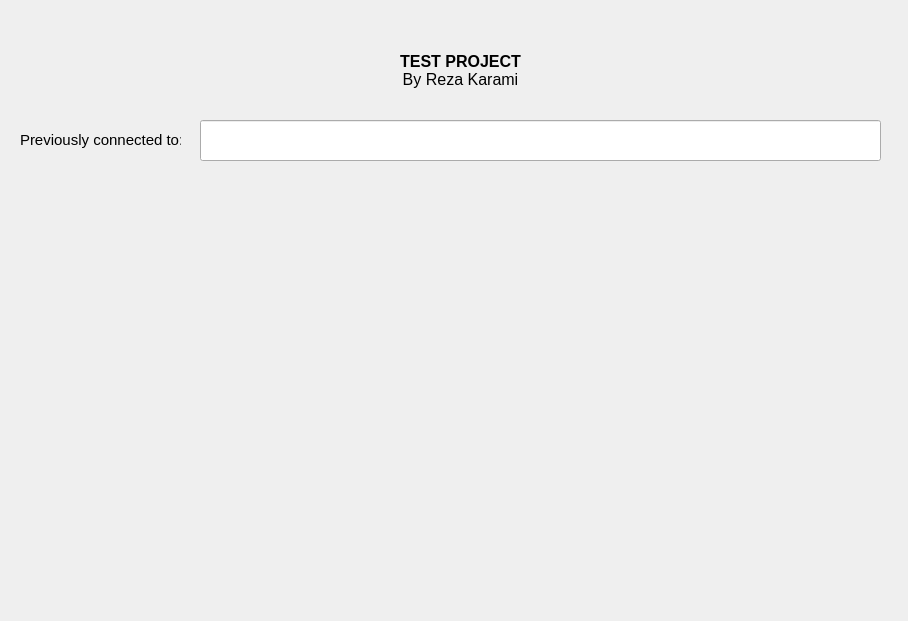
RezaKarami70/softwareDevelopmentUsingPython, file MainWindow.ui: the form before one commit.
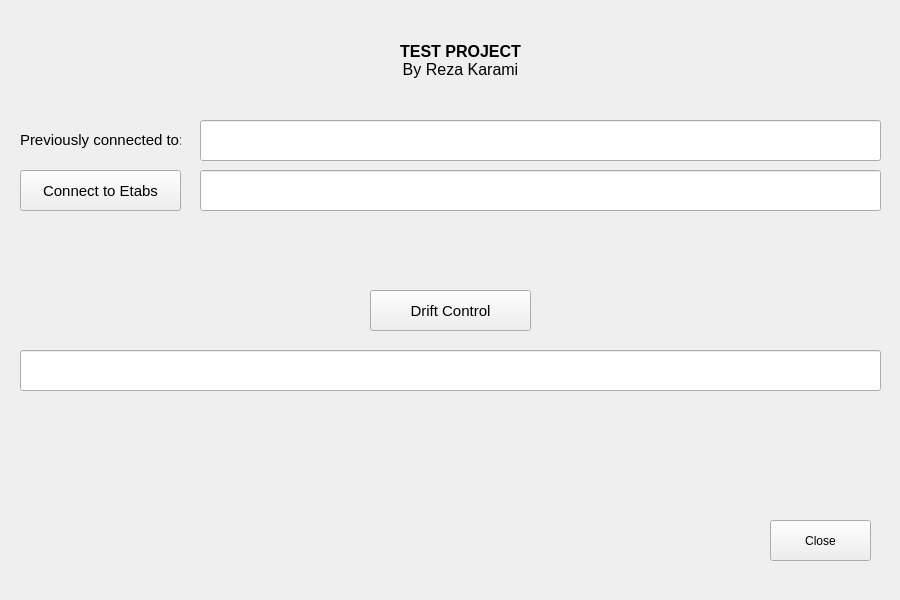
The form after the commit. Icons and pictures are not drawn.

```diff
--- a/MainWindow.ui
+++ b/MainWindow.ui
@@ -6,10 +6,28 @@
    <rect>
     <x>0</x>
     <y>0</y>
-    <width>908</width>
-    <height>621</height>
+    <width>900</width>
+    <height>600</height>
    </rect>
   </property>
+  <property name="sizePolicy">
+   <sizepolicy hsizetype="Fixed" vsizetype="Fixed">
+    <horstretch>0</horstretch>
+    <verstretch>0</verstretch>
+   </sizepolicy>
+  </property>
+  <property name="minimumSize">
+   <size>
+    <width>900</width>
+    <height>600</height>
+   </size>
+  </property>
+  <property name="maximumSize">
+   <size>
+    <width>900</width>
+    <height>600</height>
+   </size>
+  </property>
   <property name="windowTitle">
    <string>Form</string>
   </property>
@@ -17,11 +35,14 @@
    <property name="geometry">
     <rect>
      <x>330</x>
-     <y>30</y>
+     <y>20</y>
      <width>261</width>
      <height>81</height>
     </rect>
    </property>
+   <property name="layoutDirection">
+    <enum>Qt::LayoutDirection::LeftToRight</enum>
+   </property>
    <property name="text">
     <string>&lt;html&gt;&lt;head/&gt;&lt;body&gt;&lt;p align=&quot;center&quot;&gt;&lt;span style=&quot; font-size:12pt; font-weight:700;&quot;&gt;TEST PROJECT&lt;/span&gt;&lt;span style=&quot; font-size:12pt;&quot;&gt;&lt;br/&gt;By Reza Karami&lt;/span&gt;&lt;/p&gt;&lt;/body&gt;&lt;/html&gt;</string>
    </property>
@@ -47,6 +68,111 @@
      <width>681</width>
      <height>41</height>
     </rect>
+   </property>
+   <property name="sizePolicy">
+    <sizepolicy hsizetype="MinimumExpanding" vsizetype="Fixed">
+     <horstretch>28</horstretch>
+     <verstretch>0</verstretch>
+    </sizepolicy>
+   </property>
+   <property name="text">
+    <string/>
+   </property>
+   <property name="readOnly">
+    <bool>true</bool>
+   </property>
+  </widget>
+  <widget class="QPushButton" name="connectButton">
+   <property name="geometry">
+    <rect>
+     <x>20</x>
+     <y>170</y>
+     <width>161</width>
+     <height>41</height>
+    </rect>
+   </property>
+   <property name="sizePolicy">
+    <sizepolicy hsizetype="Fixed" vsizetype="Fixed">
+     <horstretch>0</horstretch>
+     <verstretch>0</verstretch>
+    </sizepolicy>
+   </property>
+   <property name="font">
+    <font>
+     <pointsize>11</pointsize>
+    </font>
+   </property>
+   <property name="text">
+    <string>Connect to Etabs</string>
+   </property>
+  </widget>
+  <widget class="QLineEdit" name="lineEditStatus">
+   <property name="geometry">
+    <rect>
+     <x>200</x>
+     <y>170</y>
+     <width>681</width>
+     <height>41</height>
+    </rect>
+   </property>
+   <property name="text">
+    <string/>
+   </property>
+   <property name="readOnly">
+    <bool>true</bool>
+   </property>
+  </widget>
+  <widget class="QPushButton" name="driftControlButton">
+   <property name="geometry">
+    <rect>
+     <x>370</x>
+     <y>290</y>
+     <width>161</width>
+     <height>41</height>
+    </rect>
+   </property>
+   <property name="sizePolicy">
+    <sizepolicy hsizetype="Fixed" vsizetype="Fixed">
+     <horstretch>0</horstretch>
+     <verstretch>0</verstretch>
+    </sizepolicy>
+   </property>
+   <property name="font">
+    <font>
+     <pointsize>11</pointsize>
+    </font>
+   </property>
+   <property name="text">
+    <string>Drift Control</string>
+   </property>
+  </widget>
+  <widget class="QLineEdit" name="lineEditPreDrift">
+   <property name="geometry">
+    <rect>
+     <x>20</x>
+     <y>350</y>
+     <width>861</width>
+     <height>41</height>
+    </rect>
+   </property>
+   <property name="text">
+    <string/>
+   </property>
+   <property name="readOnly">
+    <bool>true</bool>
+   </property>
+  </widget>
+  <widget class="QPushButton" name="closeButton">
+   <property name="geometry">
+    <rect>
+     <x>770</x>
+     <y>520</y>
+     <width>101</width>
+     <height>41</height>
+    </rect>
+   </property>
+   <property name="text">
+    <string>Close</string>
    </property>
   </widget>
  </widget>
```
Left out of the diff: 63 changed lines with no effect on the pictures.
